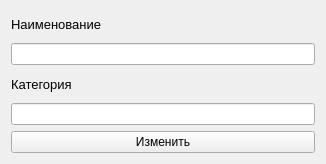
Vatulin/DBMS, file DBMS/modfydialog.ui: the form before one commit.
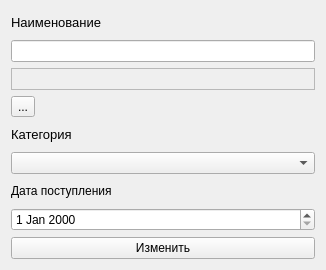
The form after the commit.

What changed in the file:
```diff
--- a/DBMS/modfydialog.ui
+++ b/DBMS/modfydialog.ui
@@ -7,7 +7,7 @@
     <x>0</x>
     <y>0</y>
     <width>326</width>
-    <height>164</height>
+    <height>270</height>
    </rect>
   </property>
   <property name="windowTitle">
@@ -29,6 +29,23 @@
    <item>
     <widget class="QLineEdit" name="lineEdit"/>
    </item>
+   <item>
+    <widget class="QLabel" name="label_3">
+     <property name="frameShape">
+      <enum>QFrame::StyledPanel</enum>
+     </property>
+     <property name="text">
+      <string/>
+     </property>
+    </widget>
+   </item>
+   <item>
+    <widget class="QToolButton" name="toolButton">
+     <property name="text">
+      <string>...</string>
+     </property>
+    </widget>
+   </item>
    <item>
     <widget class="QLabel" name="label_2">
      <property name="font">
@@ -42,7 +59,17 @@
     </widget>
    </item>
    <item>
-    <widget class="QLineEdit" name="lineEdit_2"/>
+    <widget class="QComboBox" name="comboBox"/>
+   </item>
+   <item>
+    <widget class="QLabel" name="label_4">
+     <property name="text">
+      <string>Дата поступления</string>
+     </property>
+    </widget>
+   </item>
+   <item>
+    <widget class="QDateEdit" name="dateEdit"/>
    </item>
    <item>
     <widget class="QPushButton" name="change_accept">
```
